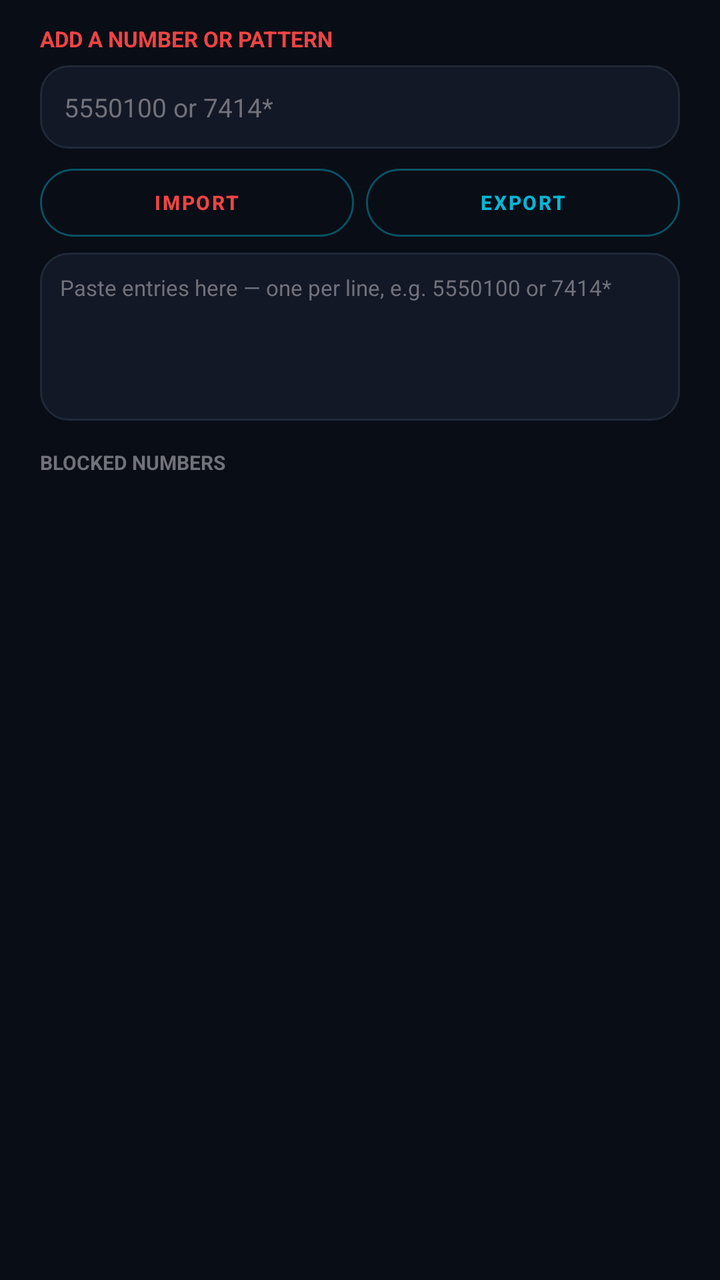
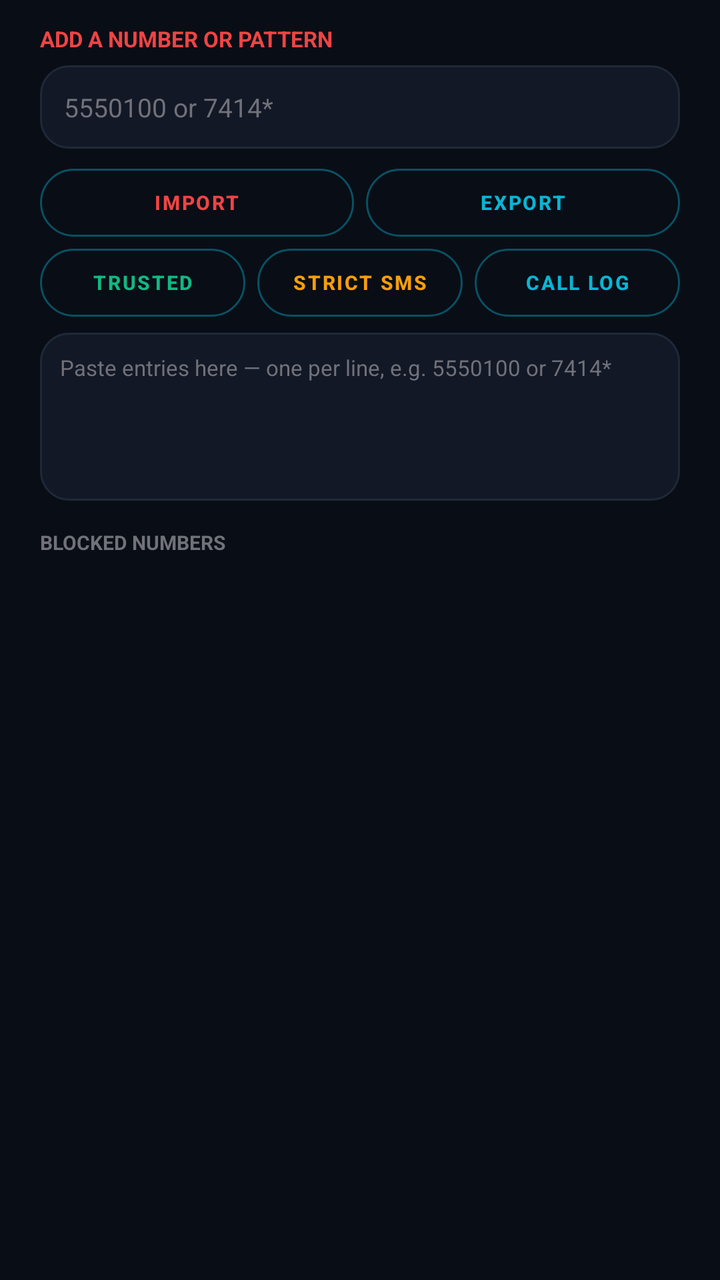

Two renders of the same Android screen: before a commit and after it. Below are the layout's source before the change and the commit's diff.
<!-- AndroidManifest.xml: application theme Theme.SentinalSecurity -->
<!-- res/layout/dialog_blocklist.xml -->
<?xml version="1.0" encoding="utf-8"?>
<LinearLayout xmlns:android="http://schemas.android.com/apk/res/android"
    android:layout_width="match_parent"
    android:layout_height="wrap_content"
    android:orientation="vertical"
    android:paddingStart="20dp"
    android:paddingTop="12dp"
    android:paddingEnd="20dp"
    android:paddingBottom="8dp">

    <TextView
        android:layout_width="match_parent"
        android:layout_height="wrap_content"
        android:text="ADD A NUMBER OR PATTERN"
        android:textColor="@color/sentinal_red_bright"
        android:textSize="11sp"
        android:textStyle="bold" />

    <EditText
        android:id="@+id/numberInput"
        android:layout_width="match_parent"
        android:layout_height="wrap_content"
        android:layout_marginTop="6dp"
        android:background="@drawable/card_bg"
        android:hint="5550100 or 7414*"
        android:inputType="phone"
        android:padding="12dp"
        android:singleLine="true"
        android:textColor="@color/sentinal_text"
        android:textColorHint="@color/sentinal_faint"
        android:textSize="13sp" />

    <LinearLayout
        android:layout_width="match_parent"
        android:layout_height="wrap_content"
        android:layout_marginTop="10dp"
        android:orientation="horizontal">

        <Button
            android:id="@+id/importButton"
            android:layout_width="0dp"
            android:layout_height="34dp"
            android:layout_weight="1"
            android:text="IMPORT"
            android:textColor="@color/sentinal_red_bright"
            android:background="@drawable/pill_outline"
            android:textSize="10sp"
            android:textStyle="bold" />

        <Button
            android:id="@+id/exportButton"
            android:layout_width="0dp"
            android:layout_height="34dp"
            android:layout_marginStart="6dp"
            android:layout_weight="1"
            android:text="EXPORT"
            android:textColor="@color/sentinal_cyan"
            android:background="@drawable/pill_outline"
            android:textSize="10sp"
            android:textStyle="bold" />
    </LinearLayout>

    <EditText
        android:id="@+id/blocklistImportInput"
        android:layout_width="match_parent"
        android:layout_height="84dp"
        android:layout_marginTop="8dp"
        android:background="@drawable/card_bg"
        android:gravity="top|start"
        android:hint="Paste entries here — one per line, e.g. 5550100 or 7414*"
        android:inputType="textMultiLine"
        android:maxLines="4"
        android:padding="10dp"
        android:textColor="@color/sentinal_text"
        android:textColorHint="@color/sentinal_faint"
        android:textSize="11sp" />

    <TextView
        android:layout_width="match_parent"
        android:layout_height="wrap_content"
        android:layout_marginTop="14dp"
        android:text="BLOCKED NUMBERS"
        android:textColor="@color/sentinal_faint"
        android:textSize="10sp"
        android:textStyle="bold" />

    <ScrollView
        android:layout_width="match_parent"
        android:layout_height="220dp"
        android:layout_marginTop="4dp"
        android:fadeScrollbars="true">

        <LinearLayout
            android:id="@+id/numberList"
            android:layout_width="match_parent"
            android:layout_height="wrap_content"
            android:orientation="vertical" />
    </ScrollView>
</LinearLayout>
<!-- resources referenced by this layout -->
<resources>
  <color name="sentinal_cyan">#06B6D4</color>
  <color name="sentinal_faint">#71717A</color>
  <color name="sentinal_red_bright">#EF4444</color>
  <color name="sentinal_text">#FAFAFA</color>
  <!-- drawable card_bg (drawable) -->
  <?xml version="1.0" encoding="utf-8"?>
  <shape xmlns:android="http://schemas.android.com/apk/res/android"
      android:shape="rectangle">
      <solid android:color="@color/sentinal_card" />
      <stroke android:width="1dp" android:color="@color/sentinal_border" />
      <corners android:radius="14dp" />
  </shape>
  <!-- drawable pill_outline (drawable) -->
  <?xml version="1.0" encoding="utf-8"?>
  <selector xmlns:android="http://schemas.android.com/apk/res/android">
      <item android:state_pressed="true">
          <shape android:shape="rectangle">
              <solid android:color="@color/sentinal_border" />
              <stroke android:width="1dp" android:color="@color/sentinal_cyan" />
              <corners android:radius="100dp" />
          </shape>
      </item>
      <item>
          <shape android:shape="rectangle">
              <solid android:color="@android:color/transparent" />
              <stroke android:width="1dp" android:color="@color/sentinal_border_bright" />
              <corners android:radius="100dp" />
          </shape>
      </item>
  </selector>
  <color name="sentinal_card">#121826</color>
  <color name="sentinal_border">#FF1F2937</color>
  <color name="sentinal_border_bright">#6606B6D4</color>
  <color name="sentinal_bg">#090D16</color>
  <color name="sentinal_muted">#A1A1AA</color>
  <!-- drawable security_shield_icon (drawable) -->
  <vector xmlns:android="http://schemas.android.com/apk/res/android" android:width="108dp" android:height="108dp" android:viewportWidth="108" android:viewportHeight="108">
      <path android:fillColor="#090D16" android:pathData="M0,0h108v108h-108z" />
      <path android:fillColor="#121826" android:strokeColor="#EF4444" android:strokeWidth="5" android:strokeLineCap="round" android:strokeLineJoin="round" android:pathData="M54,10 L87,24 L87,50 C87,71 73,88 54,99 C35,88 21,71 21,50 L21,24 Z" />
      <path android:fillColor="#00000000" android:strokeColor="#EF4444" android:strokeWidth="7" android:strokeLineCap="round" android:strokeLineJoin="round" android:pathData="M69,36 L62,30 L46,30 L39,37 L39,46 L46,53 L62,53 L69,60 L69,69 L62,76 L46,76 L39,69" />
      <path android:fillColor="#EF4444" android:pathData="M50,17h8v6h-8z M50,85h8v6h-8z" />
  </vector>
  <style name="SentinalActivityAnimation" parent="@android:style/Animation.Activity">
          <item name="android:activityOpenEnterAnimation">@anim/activity_open_enter</item>
          <item name="android:activityOpenExitAnimation">@anim/activity_open_exit</item>
          <item name="android:activityCloseEnterAnimation">@anim/activity_close_enter</item>
          <item name="android:activityCloseExitAnimation">@anim/activity_close_exit</item>
      </style>
  <style name="SentinalDialogTheme" parent="Theme.MaterialComponents.DayNight.Dialog.Alert">
          <item name="android:windowAnimationStyle">@style/SentinalDialogAnimation</item>
          <item name="android:windowBackground">@color/sentinal_card</item>
          <item name="android:textColorPrimary">@color/sentinal_text</item>
          <item name="android:textColorSecondary">@color/sentinal_muted</item>
          <item name="colorAccent">@color/sentinal_cyan</item>
      </style>
  <style name="SentinalDialogAnimation">
          <item name="android:windowEnterAnimation">@anim/dialog_enter</item>
          <item name="android:windowExitAnimation">@anim/dialog_exit</item>
      </style>
  <!-- unchanged entries left out for length: 1 -->
</resources>

<!-- the commit's change to res/layout/dialog_blocklist.xml (unified diff, before → after) -->
@@ -60,6 +60,48 @@
             android:textStyle="bold" />
     </LinearLayout>
 
+    <LinearLayout
+        android:layout_width="match_parent"
+        android:layout_height="wrap_content"
+        android:layout_marginTop="6dp"
+        android:orientation="horizontal">
+
+        <Button
+            android:id="@+id/trustedButton"
+            android:layout_width="0dp"
+            android:layout_height="34dp"
+            android:layout_weight="1"
+            android:text="TRUSTED"
+            android:textColor="@color/sentinal_emerald"
+            android:background="@drawable/pill_outline"
+            android:textSize="10sp"
+            android:textStyle="bold" />
+
+        <Button
+            android:id="@+id/strictSmsButton"
+            android:layout_width="0dp"
+            android:layout_height="34dp"
+            android:layout_marginStart="6dp"
+            android:layout_weight="1"
+            android:text="STRICT SMS"
+            android:textColor="@color/sentinal_amber"
+            android:background="@drawable/pill_outline"
+            android:textSize="10sp"
+            android:textStyle="bold" />
+
+        <Button
+            android:id="@+id/callHistoryButton"
+            android:layout_width="0dp"
+            android:layout_height="34dp"
+            android:layout_marginStart="6dp"
+            android:layout_weight="1"
+            android:text="CALL LOG"
+            android:textColor="@color/sentinal_cyan"
+            android:background="@drawable/pill_outline"
+            android:textSize="10sp"
+            android:textStyle="bold" />
+    </LinearLayout>
+
     <EditText
         android:id="@+id/blocklistImportInput"
         android:layout_width="match_parent"
<!-- resource entries referenced after the edit -->
@@ -1,6 +1,8 @@
 <!-- resources referenced by this layout -->
 <resources>
+  <color name="sentinal_amber">#F59E0B</color>
   <color name="sentinal_cyan">#06B6D4</color>
+  <color name="sentinal_emerald">#10B981</color>
   <color name="sentinal_faint">#71717A</color>
   <color name="sentinal_red_bright">#EF4444</color>
   <color name="sentinal_text">#FAFAFA</color>
